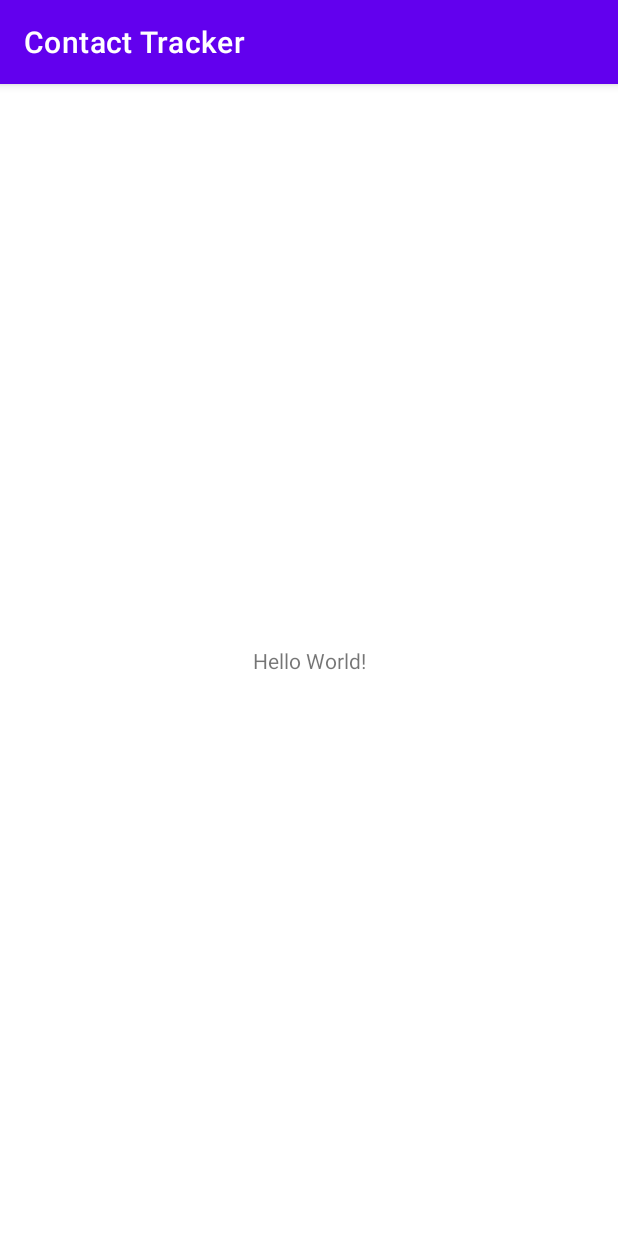
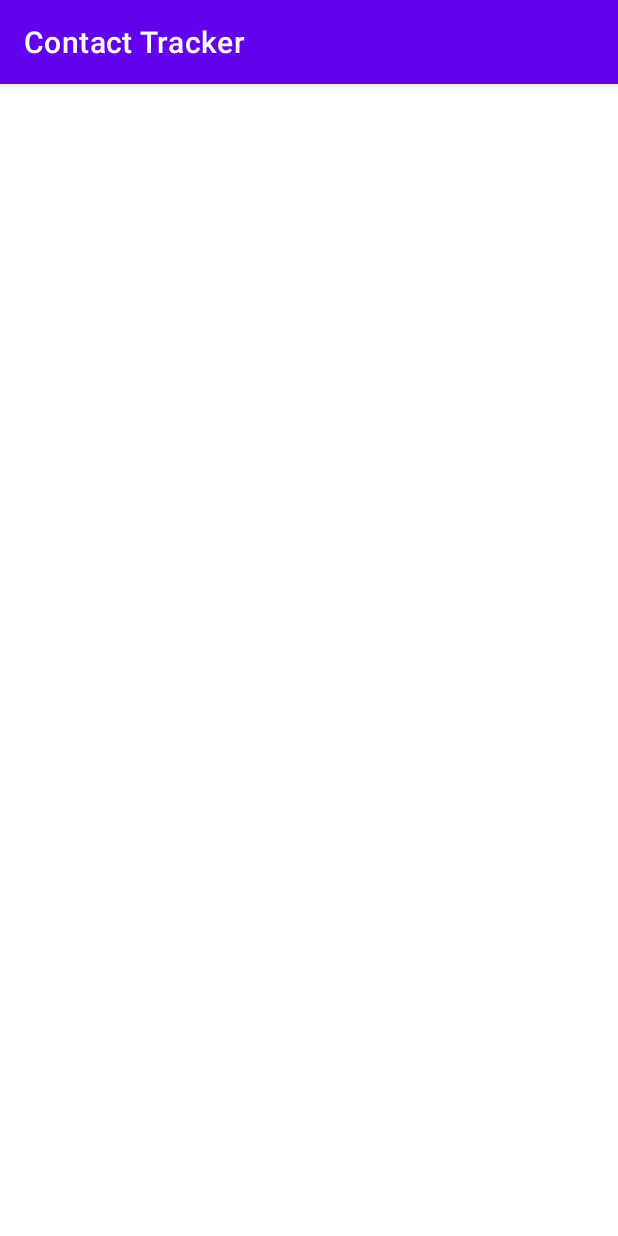
Before and after one commit to alex-florez/ContactTracker_AndroidClient, an Android app: the screen it shows after launch (MainActivity), on a phone screen of 412 x 824 dp. Run offline under Robolectric (Android 15) with nearby library versions, the phone set to English and light mode, and no system bars.

Commit message:
Setup previo al desarrollo

```diff
--- a/app/build.gradle
+++ b/app/build.gradle
@@ -53,4 +53,7 @@ dependencies {
     // ROOM
     implementation 'androidx.room:room-runtime:2.2.6'
     annotationProcessor 'androidx.room:room-compiler:2.2.6'
+
+    // Material Design
+    implementation 'com.google.android.material:material:1.3.0'
 }
--- a/app/src/main/res/layout/activity_main.xml
+++ b/app/src/main/res/layout/activity_main.xml
@@ -6,13 +6,5 @@
     android:layout_height="match_parent"
     tools:context=".MainActivity">
 
-    <TextView
-        android:layout_width="wrap_content"
-        android:layout_height="wrap_content"
-        android:text="Hello World!"
-        app:layout_constraintBottom_toBottomOf="parent"
-        app:layout_constraintLeft_toLeftOf="parent"
-        app:layout_constraintRight_toRightOf="parent"
-        app:layout_constraintTop_toTopOf="parent" />
 
 </androidx.constraintlayout.widget.ConstraintLayout>
--- a/app/src/main/res/values/themes.xml
+++ b/app/src/main/res/values/themes.xml
@@ -1,6 +1,6 @@
 <resources xmlns:tools="http://schemas.android.com/tools">
     <!-- Base application theme. -->
-    <style name="Theme.ContactTracker" parent="Theme.MaterialComponents.DayNight.DarkActionBar">
+    <style name="Theme.ContactTracker" parent="Theme.MaterialComponents.Light.DarkActionBar">
         <!-- Primary brand color. -->
         <item name="colorPrimary">@color/purple_500</item>
         <item name="colorPrimaryVariant">@color/purple_700</item>
```
